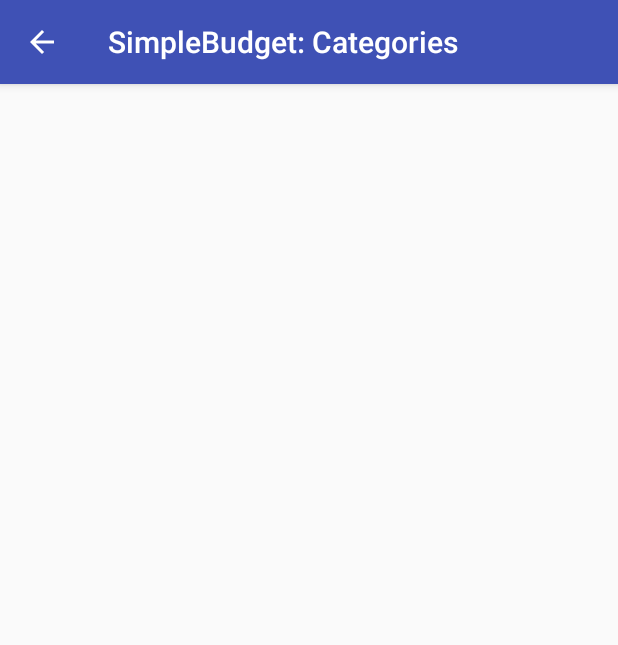
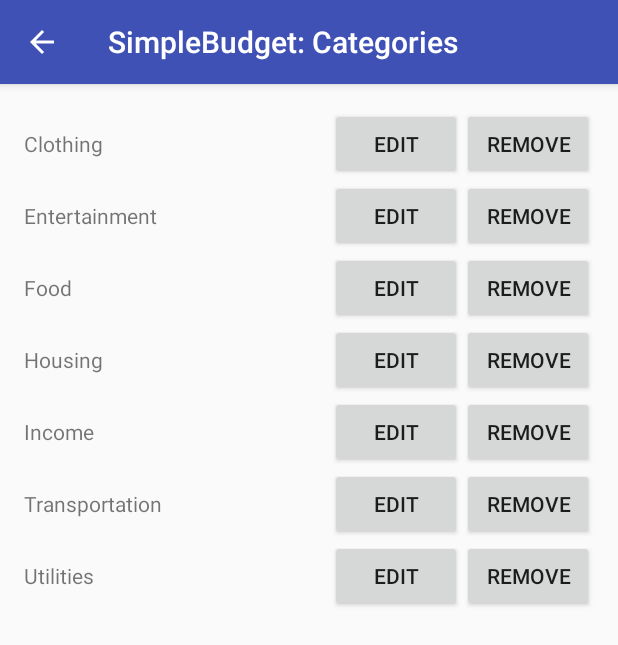
Before and after one commit to KatrinaHoffert/SimpleBudget, an Android app: the CategoriesActivity screen opened directly, with no data from a screen before it, on a phone screen of 412 x 824 dp. Shown: the top 645 px of the screen. Run offline under Robolectric (Android 15) with nearby library versions, the phone set to English and light mode, and no system bars.

Commit message:
Category page populated with table

```diff
--- a/app/src/main/java/katrinahoffert/simplebudget/CategoriesActivity.java
+++ b/app/src/main/java/katrinahoffert/simplebudget/CategoriesActivity.java
@@ -1,13 +1,24 @@
 package katrinahoffert.simplebudget;
 
+import android.graphics.Typeface;
 import android.os.Bundle;
 import android.support.design.widget.FloatingActionButton;
 import android.support.design.widget.Snackbar;
 import android.support.v7.app.AppCompatActivity;
 import android.support.v7.widget.Toolbar;
 import android.view.View;
+import android.widget.Button;
+import android.widget.TableLayout;
+import android.widget.TableRow;
+import android.widget.TextView;
+
+import java.util.List;
+
+import katrinahoffert.simplebudget.database.CategoryDbManager;
+import katrinahoffert.simplebudget.model.Category;
 
 public class CategoriesActivity extends AppCompatActivity {
+    protected List<Category> categories;
 
     @Override
     protected void onCreate(Bundle savedInstanceState) {
@@ -17,7 +28,24 @@ public class CategoriesActivity extends AppCompatActivity {
         setSupportActionBar(toolbar);
         getSupportActionBar().setDisplayHomeAsUpEnabled(true);
 
+        categories =  CategoryDbManager.getCategories(this);
 
+        TableLayout table = (TableLayout) findViewById(R.id.categoryEditTable);
+        table.removeAllViews();
+
+        for(Category category : categories) {
+            TableRow row = new TableRow(this);
+            TextView categoryName = new TextView(this);
+            categoryName.setText(category.category);
+            row.addView(categoryName);
+            Button editButton = new Button(this);
+            editButton.setText("Edit");
+            row.addView(editButton);
+            Button deleteButton = new Button(this);
+            deleteButton.setText("Remove");
+            row.addView(deleteButton);
+            table.addView(row, new TableLayout.LayoutParams(TableLayout.LayoutParams.WRAP_CONTENT, TableLayout.LayoutParams.WRAP_CONTENT));
+        }
     }
 
 }
--- a/app/src/main/res/layout/content_categories.xml
+++ b/app/src/main/res/layout/content_categories.xml
@@ -1,15 +1,31 @@
 <?xml version="1.0" encoding="utf-8"?>
-<RelativeLayout xmlns:android="http://schemas.android.com/apk/res/android"
+<LinearLayout xmlns:android="http://schemas.android.com/apk/res/android"
     xmlns:app="http://schemas.android.com/apk/res-auto"
     xmlns:tools="http://schemas.android.com/tools"
     android:layout_width="match_parent"
     android:layout_height="match_parent"
-    android:paddingBottom="@dimen/activity_vertical_margin"
-    android:paddingLeft="@dimen/activity_horizontal_margin"
-    android:paddingRight="@dimen/activity_horizontal_margin"
-    android:paddingTop="@dimen/activity_vertical_margin"
+    android:orientation="vertical"
     app:layout_behavior="@string/appbar_scrolling_view_behavior"
     tools:context="katrinahoffert.simplebudget.CategoriesActivity"
     tools:showIn="@layout/activity_categories">
+    <ScrollView
+        android:layout_width="match_parent"
+        android:layout_height="match_parent">
+        <LinearLayout
+            android:layout_width="match_parent"
+            android:layout_height="wrap_content"
+            android:orientation="vertical"
+            android:paddingBottom="@dimen/activity_vertical_margin"
+            android:paddingLeft="@dimen/activity_horizontal_margin"
+            android:paddingRight="@dimen/activity_horizontal_margin"
+            android:paddingTop="@dimen/activity_vertical_margin">
 
-</RelativeLayout>
+            <TableLayout
+                android:layout_width="match_parent"
+                android:layout_height="match_parent"
+                android:id="@+id/categoryEditTable"
+                android:stretchColumns="0"></TableLayout>
+        </LinearLayout>
+    </ScrollView>
+
+</LinearLayout>
```
